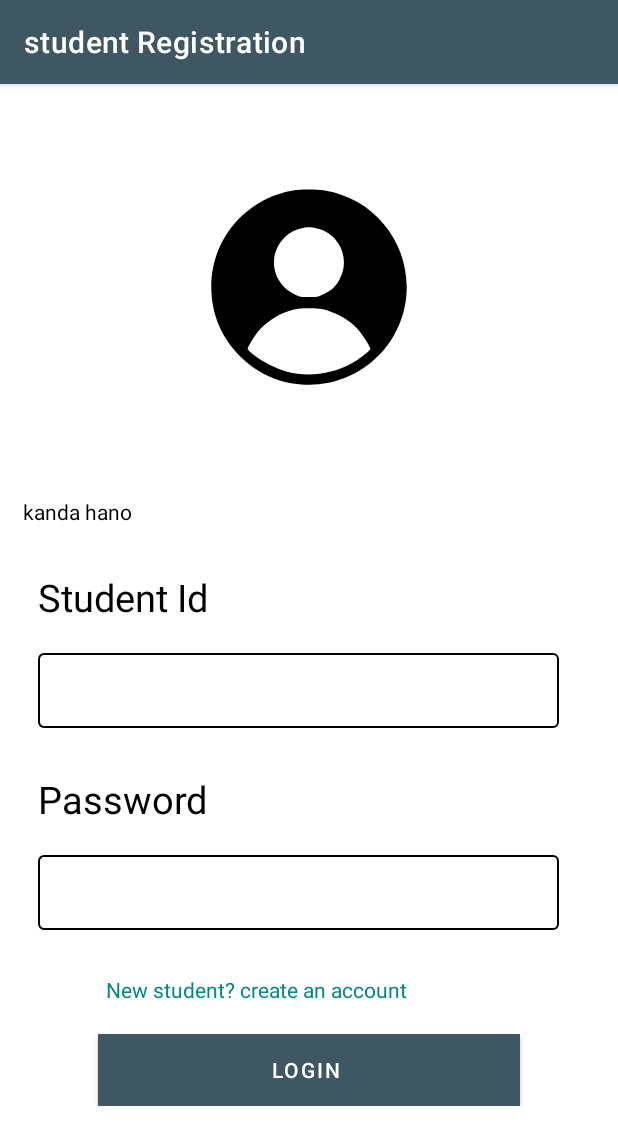
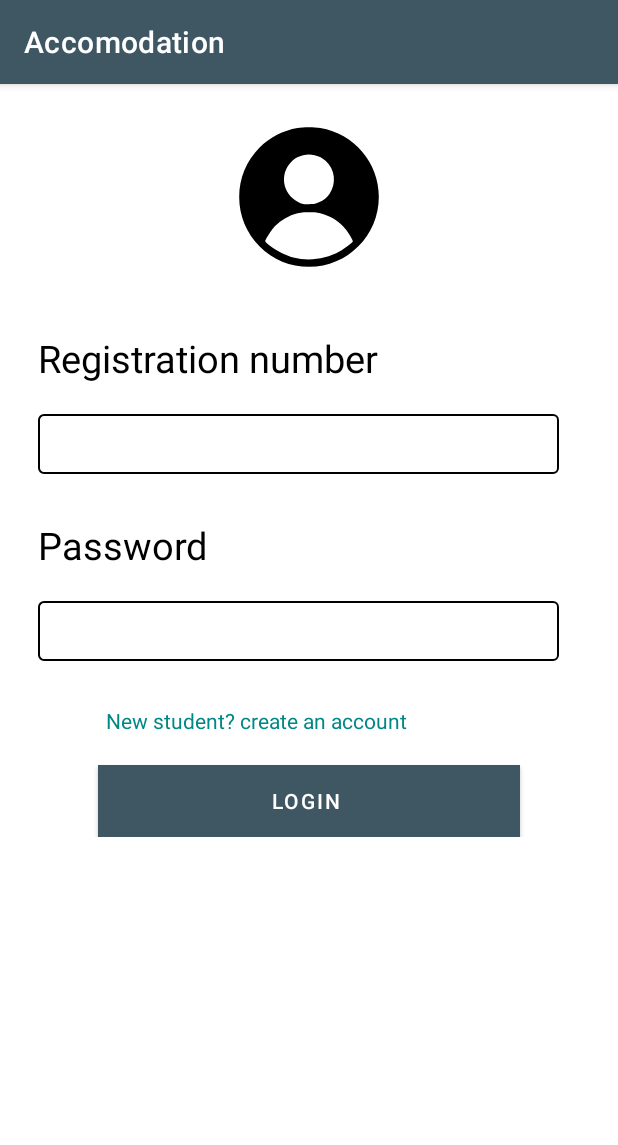
Before and after one commit to TheMottoRw/studentaccomodationmis_app, an Android app: the screen it shows after launch (Login), on a phone screen of 412 x 824 dp. Shown: the top 1145 px of the screen. Run offline under Robolectric (Android 15) with nearby library versions, the phone set to English and light mode, and no system bars.

Commit message:
Fixed texbox size,and tabs issue

```diff
--- a/app/src/main/java/com/example/studentregistration/Login.java
+++ b/app/src/main/java/com/example/studentregistration/Login.java
@@ -9,7 +9,7 @@ import android.widget.Button;
 import android.widget.TextView;
 
 public class Login extends AppCompatActivity {
-    public TextView create,kanda;
+    public TextView create;
     private Button login;
 
     protected void onCreate(Bundle savedInstanceState) {
@@ -18,7 +18,6 @@ public class Login extends AppCompatActivity {
 
         login = findViewById(R.id.log_in);
         create  = findViewById(R.id.create);
-        kanda = findViewById(R.id.kanda);
 
         login.setOnClickListener(new View.OnClickListener() {
             @Override
@@ -32,12 +31,5 @@ public class Login extends AppCompatActivity {
                 startActivity(new Intent(getApplicationContext(), CreateAccount.class));
             }
         });
-        kanda.setOnClickListener(new View.OnClickListener() {
-            @Override
-            public void onClick(View v) {
-                startActivity(new Intent(getApplicationContext(),MainActivity.class));
-            }
-        });
-
     }
 }
--- a/app/src/main/java/com/example/studentregistration/ReserveAccomodation.java
+++ b/app/src/main/java/com/example/studentregistration/ReserveAccomodation.java
@@ -16,7 +16,7 @@ public class ReserveAccomodation extends AppCompatActivity {
     @Override
     protected void onCreate(Bundle savedInstanceState) {
         super.onCreate(savedInstanceState);
-        setContentView(R.layout.reserve__accomodation_form);
+        setContentView(R.layout.reserve_accomodation_form);
 
         registerNumber = findViewById(R.id.registernumber);
         studentname = findViewById(R.id.stuname);
--- a/app/src/main/res/layout/activity_login.xml
+++ b/app/src/main/res/layout/activity_login.xml
@@ -21,31 +21,21 @@
             >
 
     <ImageView
-        android:layout_width="match_parent"
-        android:layout_height="200dp"
+        android:layout_width="100dp"
+        android:layout_height="120dp"
         android:src="@drawable/ic_log_in"
-        android:padding="30dp"
-        android:layout_marginTop="20dp"
-        android:layout_marginBottom="20dp"
+        android:layout_gravity="center"
      />
+
             <TextView
-                android:id="@+id/kanda"
                 android:layout_width="wrap_content"
                 android:layout_height="wrap_content"
-                android:text="kanda hano"
-                android:layout_marginTop="20dp"
+                android:layout_marginLeft="10dp"
+                android:layout_marginTop="30dp"
+                android:fontFamily="sans-serif"
+                android:text="@string/student_id"
                 android:textColor="@color/black"
-                />
-    <TextView
-        android:layout_width="wrap_content"
-        android:layout_height="wrap_content"
-        android:text="@string/student_id"
-        android:textSize="25dp"
-        android:textColor="@color/black"
-        android:layout_marginLeft="10dp"
-        android:fontFamily="sans-serif"
-        android:layout_marginTop="30dp"
-        />
+                android:textSize="25dp" />
 
     <EditText
         android:id="@+id/regno"
--- a/app/src/main/res/layout/activity_main.xml
+++ b/app/src/main/res/layout/activity_main.xml
@@ -12,7 +12,7 @@
             android:id="@+id/toolbar"
             android:layout_width="match_parent"
             android:layout_height="?attr/actionBarSize"
-            android:background="?attr/colorPrimary"
+            android:background="@color/blue_yerurutse"
             app:layout_scrollFlags="scroll|enterAlways"
             app:popupTheme="@style/ThemeOverlay.AppCompat.Light"
             />
@@ -22,7 +22,7 @@
             android:layout_width="match_parent"
             android:layout_height="wrap_content"
             app:tabMode="fixed"
-            android:background="?attr/colorPrimary"
+            android:background="@color/blue_yerurutse"
             app:tabTextColor="@color/white"
 
             app:tabGravity="fill"/>
--- a/app/src/main/res/layout/create_account.xml
+++ b/app/src/main/res/layout/create_account.xml
@@ -167,8 +167,6 @@
                 android:text="@string/password1"
                 android:textSize="25dp"
                 android:textColor="@color/black"
-
-
                 />
 
             <EditText
@@ -213,10 +211,7 @@
                 android:layout_marginRight="50dp"
 
                 />
-
-
         </LinearLayout>
     </ScrollView>
 
-
 </LinearLayout>
--- a/app/src/main/res/values/colors.xml
+++ b/app/src/main/res/values/colors.xml
@@ -2,6 +2,9 @@
 <resources>
     <color name="orange">#FB5824</color>
     <color name="blue_yerurutse">#3F5663</color>
+    <color name="colorAccent">#D23F5663</color>
+    <color name="colorPrimary">#D23F5663</color>
+    <color name="colorPrimaryDark">#D23F5663</color>
     <color name="light_Black">#161616</color>
     <color name="teal_200">#FF03DAC5</color>
     <color name="teal_700">#FF018786</color>
@@ -16,6 +19,4 @@
 <color name="black_light">#1B1B1B</color>
 <color name="light_dark_blue">#1b2021</color>
 <color name="red">#510512</color>
-
-
 </resources>
--- a/app/src/main/res/values/dimens.xml
+++ b/app/src/main/res/values/dimens.xml
@@ -1,5 +1,5 @@
 <?xml version="1.0" encoding="utf-8"?>
 <resources>
-    <dimen name="height_edittext">50dp</dimen>
+    <dimen name="height_edittext">40dp</dimen>
     <dimen name="padding_editText">10dp</dimen>
 </resources>
--- a/app/src/main/res/values/strings.xml
+++ b/app/src/main/res/values/strings.xml
@@ -1,6 +1,6 @@
 <resources>
-    <string name="app_name">student Registration</string>
-    <string name="student_id">Student Id</string>
+    <string name="app_name">Accomodation</string>
+    <string name="student_id">Registration number</string>
     <string name="hint_student_id">Enter your registration number</string>
     <string name="password1">Password</string>
     <string name="new_student_create_an_account">New student? create an account</string>
```
Also changed, not shown: app/src/main/res/layout/reserve_accomodation_form.xml (renamed from app/src/main/res/layout/reserve__accomodation_form.xml).
